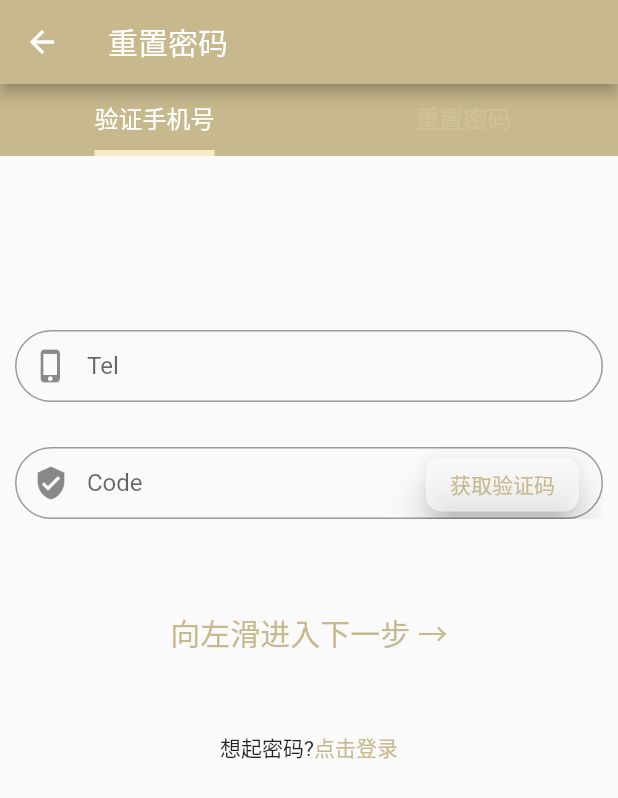
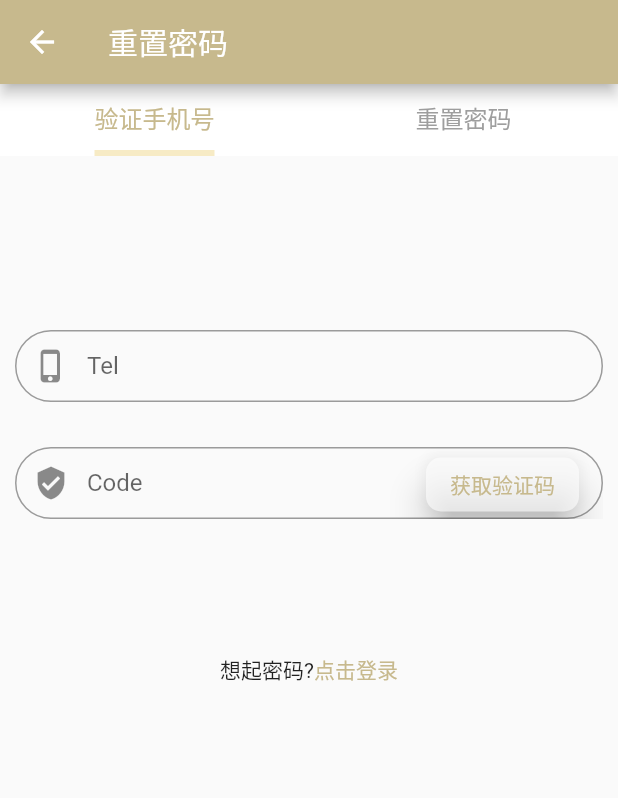
Before and after one commit to EmmaHZY/any_door, a Flutter app: the ForgetPasswordPage screen opened directly, on a phone screen of 412 x 824 dp. Shown: the top 798 px of the screen. Run offline on Flutter 3.47's test engine with Material 2 defaults, Android fonts, the light colour scheme and no system bars.

Commit message:
图标、格式更新

```diff
--- a/lib/Pages/Home/BottomTabBar.dart
+++ b/lib/Pages/Home/BottomTabBar.dart
@@ -37,10 +37,10 @@ class _BottomTabBarState extends State<BottomTabBar> {
         },
         type: BottomNavigationBarType.fixed, //配置底部tabs可以有
         items: const [
-          BottomNavigationBarItem(icon: Icon(Icons.home),label:"任务"),
-          BottomNavigationBarItem(icon: Icon(Icons.category),label:"交易"),
+          BottomNavigationBarItem(icon: Icon(Icons.assignment_turned_in),label:"任务"),
+          BottomNavigationBarItem(icon: Icon(Icons.gavel),label:"交易"),
           BottomNavigationBarItem(icon: Icon(Icons.textsms),label:"消息"),
-          BottomNavigationBarItem(icon: Icon(Icons.perm_identity),label:"我的"),
+          BottomNavigationBarItem(icon: Icon(Icons.account_circle_rounded),label:"我的"),
         ],
       ),
     );
--- a/lib/Pages/Login/ForgetPasswordPage.dart
+++ b/lib/Pages/Login/ForgetPasswordPage.dart
@@ -51,18 +51,18 @@ class ForgetPasswordPageState extends State<ForgetPasswordPage>
               minHeight: const Size.fromHeight(kMinInteractiveDimension).height,
             ),
             child: Container(
-              color: MyColors.mPrimaryColor,
+              color: Colors.white,
               child: TabBar(
                 tabs: tabs,
                 controller: tabController,
                 onTap: (int index) {
                   print('Selected......$index');
                 },
-                unselectedLabelColor: Colors.white12,
+                unselectedLabelColor: Colors.grey,
                 //设置未选中时的字体颜色
                 unselectedLabelStyle: const TextStyle(fontSize: 16),
                 //设置未选中时的字体样式
-                labelColor: Colors.white,
+                labelColor: MyColors.mPrimaryColor,
                 //设置选中时的字体颜色
                 labelStyle: const TextStyle(fontSize: 16),
                 //设置选中时的字体样式
@@ -117,9 +117,7 @@ class _ResetOnePageState extends State<ResetOnePage> {
             buildTelTextField(), // 手机号输入
             const SizedBox(height: 30),
             buildCodeTextField(), // 验证码输入
-            const SizedBox(height: 60),
-            buildNotice(), // 提示
-            const SizedBox(height: 40),
+            const SizedBox(height: 80),
             buildLoginText(context), // 登录
           ],
         ),
@@ -149,21 +147,6 @@ class _ResetOnePageState extends State<ResetOnePage> {
               },
             )
           ],
-        ),
-      ),
-    );
-  }
-
-  Widget buildNotice() {
-    return const Padding(
-      padding: EdgeInsets.all(1),
-      child: Center(//控件居中
-        child: Text(
-          "向左滑进入下一步 →",
-          textAlign: TextAlign.center,//水平居中
-          style: TextStyle(
-              fontSize: 20,
-              color:MyColors.mPrimaryColor),
         ),
       ),
     );
@@ -272,8 +255,6 @@ class _ResetTwoPageState extends State<ResetTwoPage> {
             const SizedBox(height: 30),
             buildVerifyPassTextField(context), // 密码验证
             const SizedBox(height: 60),
-            buildNotice(),//提示
-            const SizedBox(height: 60),
             buildModifyButton(context), // 按钮
             const SizedBox(height: 40),
             buildLoginText(context), // 登录
@@ -331,21 +312,6 @@ class _ResetTwoPageState extends State<ResetTwoPage> {
             //TODO 执行注册方法
             print("修改");
           },
-        ),
-      ),
-    );
-  }
-
-  Widget buildNotice(){
-    return const Padding(
-      padding: EdgeInsets.all(1),
-      child: Center(//控件居中
-        child: Text(
-          "← 向右滑返回上一步",
-          textAlign: TextAlign.center,//水平居中
-          style: TextStyle(
-              fontSize: 20,
-              color:MyColors.mPrimaryColor),
         ),
       ),
     );
```
